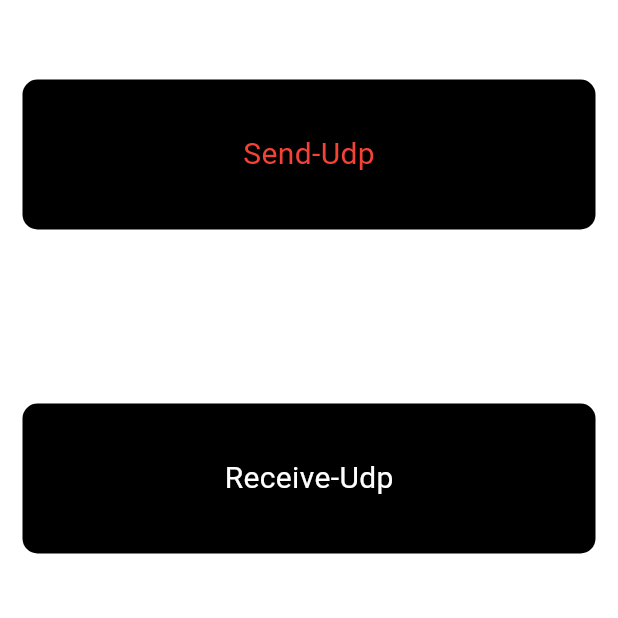
After one commit to SpringRollHHB/FlutterUiTest, a Flutter app: the UdpPage screen opened by its route, after a tap on "Send-Udp", on a phone screen of 412 x 824 dp, the top half of it. The commit adds this screen. Run offline on Flutter 3.47's test engine with Material 3 defaults, Android fonts, the phone set to English and light mode, and no system bars; our stand-ins replace auto_size_text, get; statements that could not run were skipped.

Commit message:
udp测试

```diff
--- a/lib/layout/home_page_widget.dart
+++ b/lib/layout/home_page_widget.dart
@@ -5,6 +5,7 @@ import 'package:flutter/material.dart';
 import 'package:flutteruitest/layout/apus_page_widget.dart';
 import 'package:flutteruitest/layout/get_x_page.dart';
 import 'package:flutteruitest/layout/scrollable_page_widget.dart';
+import 'package:flutteruitest/layout/udp_page.dart';
 import 'package:flutteruitest/layout/widget/baseComponent/base_component_widget.dart';
 import 'package:flutteruitest/layout/widget/route/route_manage_widget.dart';
 import 'package:flutteruitest/layout/widget_test_Page.dart';
@@ -48,6 +49,7 @@ class _HomePageWidgetState extends State<HomePageWidget> {
     list.add(HomeItem(title: "Channel-原生-flutter通信", onTap: () { Get.toNamed(ChannelTestPage.name); }));
     list.add(HomeItem(title: "Async-Await使用", onTap: () { Get.toNamed(AsyncWaitPage.name); }));
     list.add(HomeItem(title: "Context-问题", onTap: () { Get.toNamed(ContextTestPage.name); }));
+    list.add(HomeItem(title: "FLUTTER-UDP", onTap: () { Get.toNamed(UdpPage.name); }));
   }
 
   @override
--- /dev/null
+++ b/lib/layout/udp_page.dart
@@ -0,0 +1,43 @@
+import 'package:flutter/material.dart';
+import 'package:flutteruitest/layout/widget/state/udp_receive_widget.dart';
+import 'package:flutteruitest/layout/widget/udp_send_widget.dart';
+
+class UdpPage extends StatefulWidget {
+  static const name = "/UdpPage";
+  const UdpPage({super.key});
+
+  @override
+  State<UdpPage> createState() => _UdpPageState();
+}
+
+class _UdpPageState extends State<UdpPage> {
+
+  @override
+  void initState() {
+    super.initState();
+  }
+
+  @override
+  Widget build(BuildContext context) {
+    return Scaffold(
+      backgroundColor: Colors.white,
+      body: Column(
+        mainAxisAlignment: MainAxisAlignment.start,
+        children: [
+          SizedBox(
+            height: MediaQuery.of(context).size.height/4,
+            width: double.infinity,
+            child: const UdpSendWidget(),
+          ),
+          const SizedBox(height: 10,),
+          SizedBox(
+            height: MediaQuery.of(context).size.height/4,
+            width: double.infinity,
+            child: const UdpReceiveWidget(),
+          ),
+        ],
+      ),
+    );
+  }
+
+}
--- /dev/null
+++ b/lib/layout/widget/state/udp_receive_widget.dart
@@ -0,0 +1,53 @@
+import 'dart:io';
+
+import 'package:flutter/cupertino.dart';
+import 'package:flutter/material.dart';
+
+class UdpReceiveWidget extends StatefulWidget {
+  const UdpReceiveWidget({super.key});
+
+  @override
+  State<UdpReceiveWidget> createState() => _UdpReceiveWidgetState();
+}
+
+class _UdpReceiveWidgetState extends State<UdpReceiveWidget> {
+
+  RawDatagramSocket? rawDatagramSocket;
+  String message = "Receive-Udp";
+
+  @override
+  void initState() {
+    super.initState();
+    initData();
+  }
+
+  @override
+  Widget build(BuildContext context) {
+    return Container(
+      width: double.infinity,
+      height: double.infinity,
+      alignment: Alignment.center,
+      padding: const EdgeInsets.all(15),
+      child: Container(
+        height: 100,
+        alignment: Alignment.center,
+        decoration: BoxDecoration(
+          color: Colors.black,
+          borderRadius: BorderRadius.circular(10),
+        ),
+        child: Text(message,style: const TextStyle(color: Colors.white,fontSize: 20),),
+      ),
+    );
+  }
+
+  Future<void> initData() async {
+    List<InternetAddress> list = await InternetAddress.lookup("127.0.0.1");
+    rawDatagramSocket = await RawDatagramSocket.bind(list.first, 3465);
+    rawDatagramSocket?.listen((event) async {
+      Datagram? data = rawDatagramSocket?.receive();
+      print("UdpReceiveWidget  event->$event data->$data");
+    });
+  }
+
+
+}
--- /dev/null
+++ b/lib/layout/widget/udp_send_widget.dart
@@ -0,0 +1,46 @@
+
+import 'dart:io';
+import 'dart:typed_data';
+
+import 'package:flutter/material.dart';
+
+class UdpSendWidget extends StatefulWidget {
+  const UdpSendWidget({super.key});
+
+  @override
+  State<UdpSendWidget> createState() => _UdpSendWidgetState();
+}
+
+class _UdpSendWidgetState extends State<UdpSendWidget> {
+
+  RawDatagramSocket? rawDatagramSocket;
+
+  @override
+  Widget build(BuildContext context) {
+    return Container(
+      width: double.infinity,
+      height: double.infinity,
+      alignment: Alignment.center,
+      padding: const EdgeInsets.all(15),
+      child: GestureDetector(
+        onTap: () => sendMessage(),
+        child: Container(
+          height: 100,
+          alignment: Alignment.center,
+          decoration: BoxDecoration(
+            color: Colors.black,
+            borderRadius: BorderRadius.circular(10),
+          ),
+          child: const Text("Send-Udp",style: TextStyle(color: Colors.red,fontSize: 20),),
+        ),
+      ),
+    );
+  }
+
+  void sendMessage() async {
+    rawDatagramSocket ??= await RawDatagramSocket.bind(InternetAddress.anyIPv4, 2356);
+    print("UdpSendWidget  send event ....");
+    rawDatagramSocket!.send(Uint8List.fromList("测试数据".codeUnits), InternetAddress.loopbackIPv4, 3465);
+  }
+
+}
--- a/lib/routers.dart
+++ b/lib/routers.dart
@@ -1,4 +1,5 @@
 import 'package:flutter/cupertino.dart';
+import 'package:flutteruitest/layout/udp_page.dart';
 import 'package:flutteruitest/test_middle_ware.dart';
 import 'package:get/get.dart';
 import 'layout/AsyncAwaitPage.dart';
@@ -32,6 +33,7 @@ class RouterPages {
     GetPage(name: "/GetXGetViewPage", page: () => const GetXGetViewPage(),binding: StudentGetXBinding()),
     GetPage(name: GetXCountPage.name, page: () => const GetXCountPage()),
     GetPage(name: GetXRouteOne.name, page: () => const GetXRouteOne(),middlewares: [ TestMiddleWare() ]), //中间件
-    GetPage(name: GetXStatusManagerOnePage.name, page: () => const GetXStatusManagerOnePage())
+    GetPage(name: GetXStatusManagerOnePage.name, page: () => const GetXStatusManagerOnePage()),
+    GetPage(name: UdpPage.name, page: () => const UdpPage()),
   ];
 }
```
Also changed, not shown: pubspec.lock.
